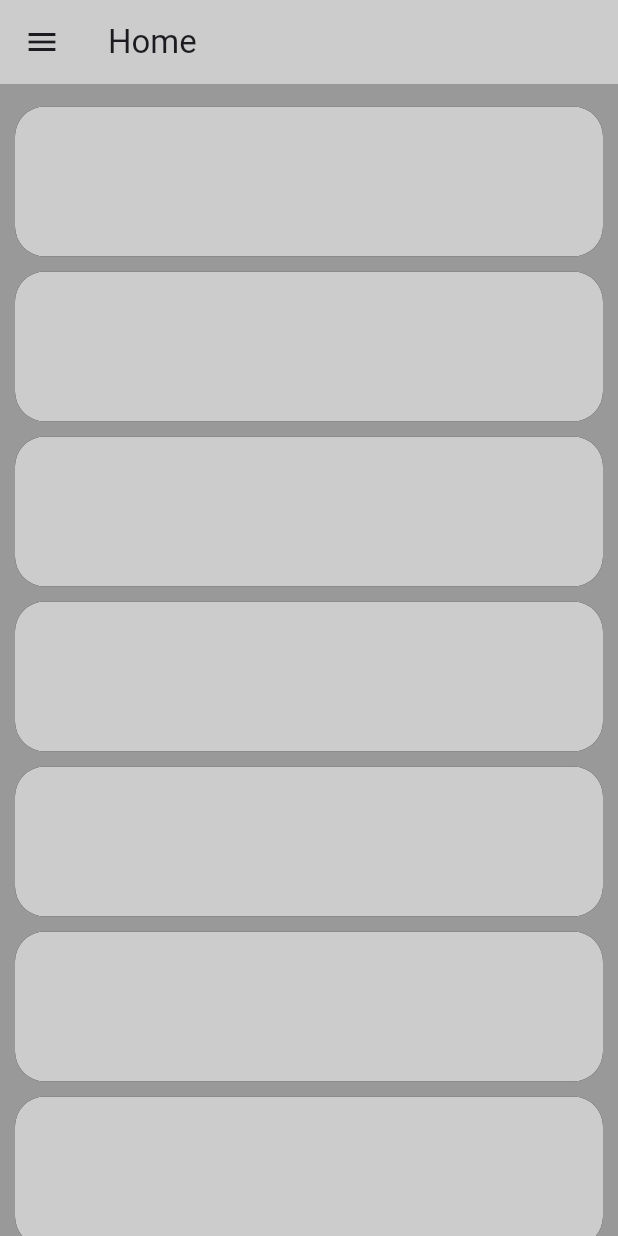
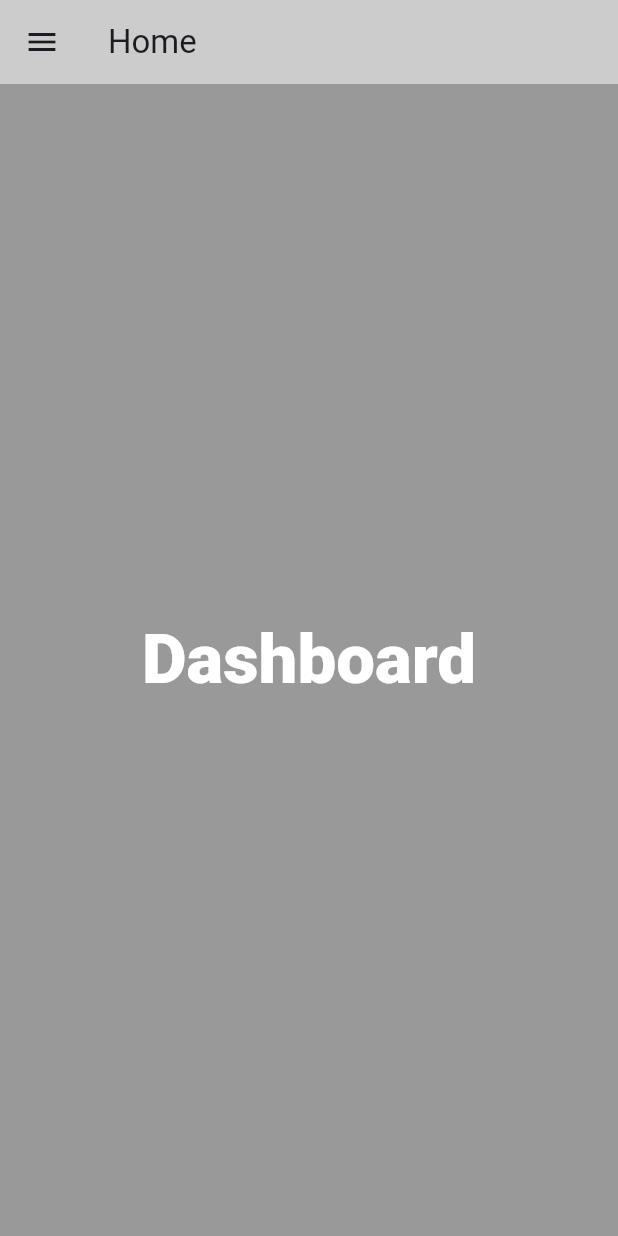
Before and after one commit to DenisFV05/Flow-Tracker, a Flutter app: the screen it shows after launch, on a phone screen of 412 x 824 dp. Run offline on Flutter 3.47's test engine with Material 3 defaults, Android fonts, the phone set to English and light mode, and no system bars; our stand-ins replace sidebarx.

Commit message:
Template Vistas
Inicio de vistas creadas

```diff
--- a/frontend/frontend/lib/screens.dart
+++ b/frontend/frontend/lib/screens.dart
@@ -1,37 +1,27 @@
 import 'package:flutter/material.dart';
-import 'sidebar.dart';
-import 'utils.dart';
 import 'package:sidebarx/sidebarx.dart';
 
+import 'views/dashboardView.dart';
+import 'views/feedView.dart';
+import 'views/amicsView.dart';
+import 'views/opcionsView.dart';
+
 class ScreensExample extends StatelessWidget {
-  const ScreensExample({Key? key, required this.controller}) : super(key: key);
+  const ScreensExample({super.key, required this.controller});
 
   final SidebarXController controller;
 
   @override
   Widget build(BuildContext context) {
-    final theme = Theme.of(context);
     return AnimatedBuilder(
       animation: controller,
       builder: (context, child) {
-        final pageTitle = getTitleByIndex(controller.selectedIndex);
         switch (controller.selectedIndex) {
-          case 0:
-            return ListView.builder(
-              padding: const EdgeInsets.only(top: 10),
-              itemBuilder: (context, index) => Container(
-                height: 100,
-                width: double.infinity,
-                margin: const EdgeInsets.symmetric(horizontal: 10, vertical: 5),
-                decoration: BoxDecoration(
-                  borderRadius: BorderRadius.circular(20),
-                  color: Theme.of(context).canvasColor,
-                  boxShadow: const [BoxShadow()],
-                ),
-              ),
-            );
-          default:
-            return Text(pageTitle, style: theme.textTheme.headlineSmall);
+          case 0: return const DashboardView();
+          case 1: return const FeedView();
+          case 2: return const AmicsView();
+          case 3: return const OpcionsView();
+          default: return const Center(child: Text('Not found'));
         }
       },
     );
--- /dev/null
+++ b/frontend/frontend/lib/views/dashboardView.dart
@@ -0,0 +1,17 @@
+import 'package:flutter/material.dart';
+import '../utils.dart';
+
+
+class DashboardView extends StatelessWidget {
+  const DashboardView({super.key});
+
+  @override
+  Widget build(BuildContext context) {
+    return Center(
+      child: Text(
+        'Dashboard',
+        style: Theme.of(context).textTheme.headlineSmall,
+      ),
+    );
+  }
+}
```
Also changed, not shown: frontend/frontend/lib/views/amicsView.dart (added, +16 -0 lines), frontend/frontend/lib/views/feedView.dart (added, +23 -0 lines), frontend/frontend/lib/views/opcionsView.dart (added, +17 -0 lines).
